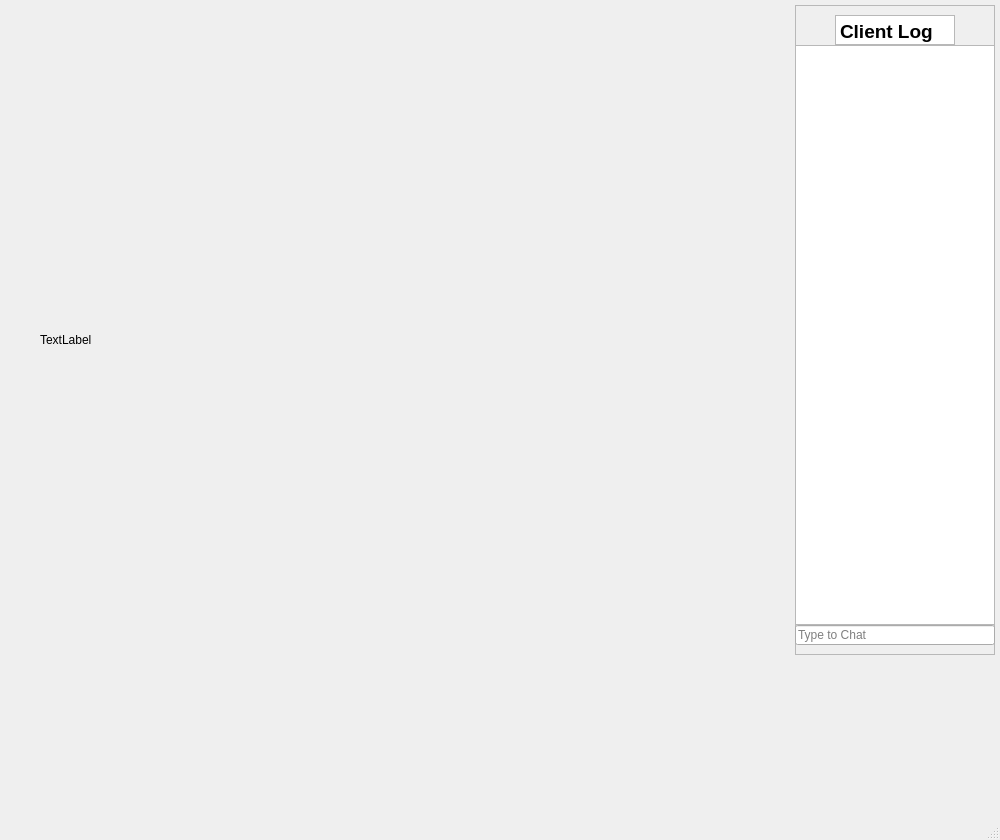
Qt form game_client/chess_ui/mainwindow.ui (GreeNM11/ChessQt) before a commit.
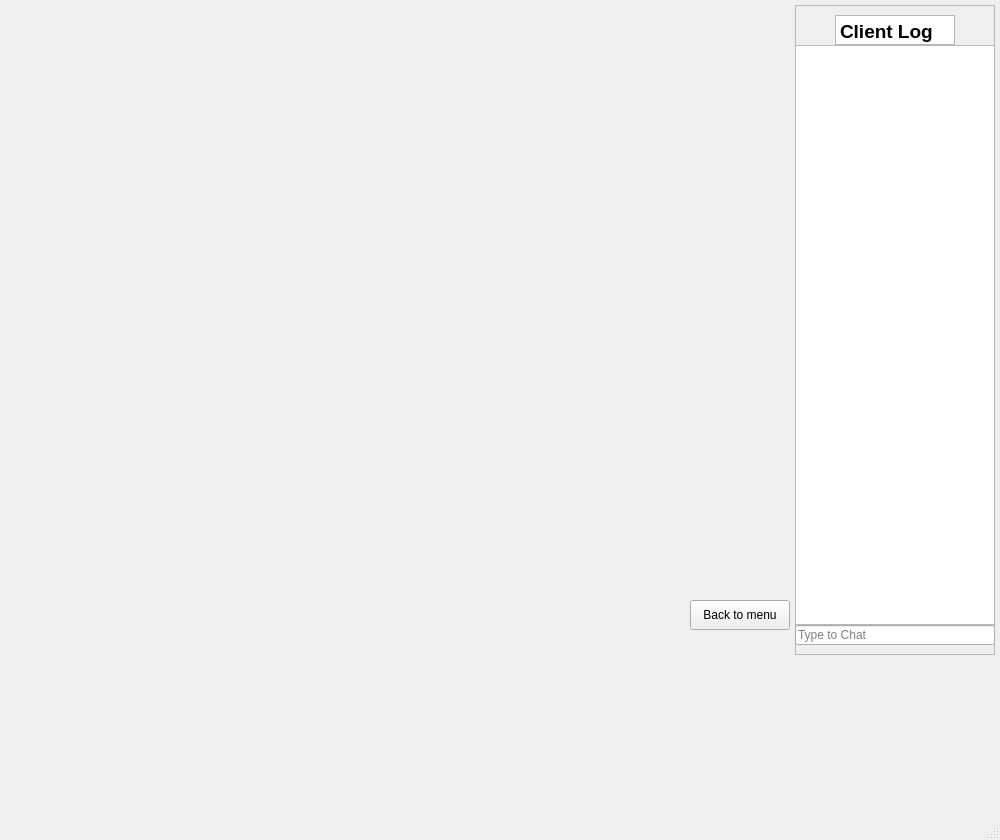
The same form after that commit. The open tabs and pages were chosen to show the change.

Commit message:
Added menu button + fixed board deletion | Progress 8/29/2025
Completed:
1. Added button on gamePage to turn to menu when game finished or to
abort
2. Fixed deletion of boardLabel as parent widget deletion removes all
child
  -  bug was double deletion causing crash
3. Made boardLabel creation per game, rather than permanent on .ui file

What changed in the file:
```diff
--- a/game_client/chess_ui/mainwindow.ui
+++ b/game_client/chess_ui/mainwindow.ui
@@ -225,26 +225,17 @@
      </widget>
     </widget>
     <widget class="QWidget" name="boardPage">
-     <widget class="QLabel" name="labelBoard">
+     <widget class="QPushButton" name="backMenuButton">
       <property name="geometry">
        <rect>
-        <x>0</x>
-        <y>0</y>
-        <width>640</width>
-        <height>640</height>
+        <x>650</x>
+        <y>580</y>
+        <width>100</width>
+        <height>30</height>
        </rect>
       </property>
-      <property name="maximumSize">
-       <size>
-        <width>640</width>
-        <height>640</height>
-       </size>
-      </property>
-      <property name="mouseTracking">
-       <bool>false</bool>
-      </property>
       <property name="text">
-       <string>TextLabel</string>
+       <string>Back to menu</string>
       </property>
      </widget>
     </widget>
```
Left out of the diff: 2 changed lines with no effect on the pictures. The commit also changes 4 other files.
